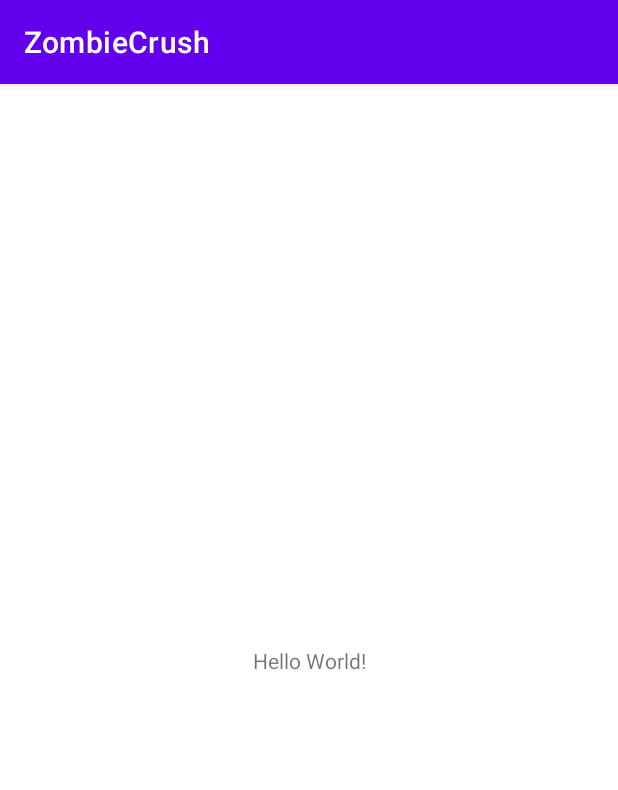
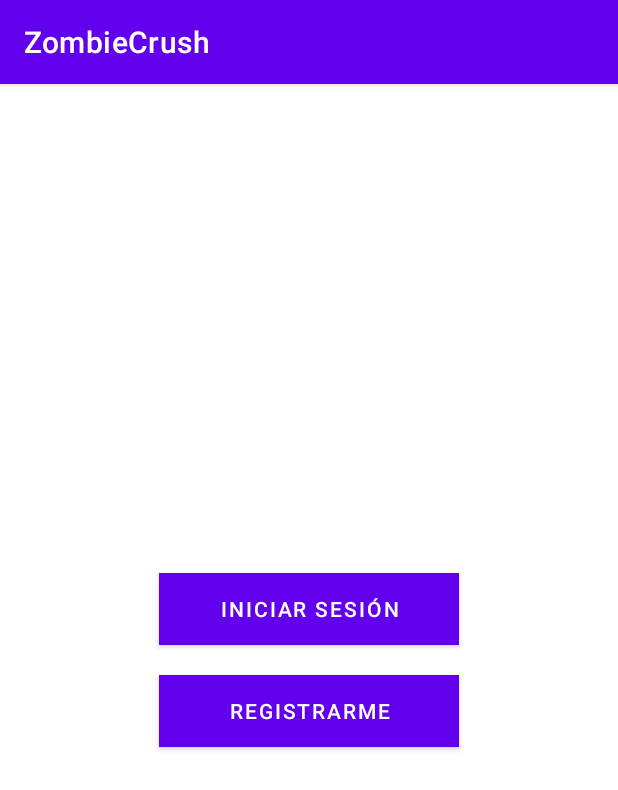
Before and after one commit to vasilealexandru02/GameCrush, an Android app: the screen it shows after launch (MainActivity), on a phone screen of 412 x 824 dp. Shown: the top 790 px of the screen. Run offline under Robolectric (Android 15) with nearby library versions, the phone set to English and light mode, and no system bars.

Commit message:
Registro jugador hecho. Solucionar error insercion BBDD

```diff
--- /dev/null
+++ b/ZombieCrush/app/src/main/java/com/alex/zombiecrush/Login.java
@@ -0,0 +1,21 @@
+package com.alex.zombiecrush;
+
+import androidx.appcompat.app.AppCompatActivity;
+
+import android.content.Intent;
+import android.os.Bundle;
+import android.os.Handler;
+
+public class Login extends AppCompatActivity {
+
+    @Override
+    protected void onCreate(Bundle savedInstanceState) {
+        super.onCreate(savedInstanceState);
+        setContentView(R.layout.activity_login);
+
+        new Handler().postDelayed(() -> {
+            Intent intent = new Intent(Login.this, MainActivity.class);
+            startActivity(intent);
+        },1500);
+    }
+}
--- a/ZombieCrush/app/src/main/java/com/alex/zombiecrush/MainActivity.java
+++ b/ZombieCrush/app/src/main/java/com/alex/zombiecrush/MainActivity.java
@@ -1,13 +1,29 @@
 package com.alex.zombiecrush;
 
 import androidx.appcompat.app.AppCompatActivity;
+
+import android.content.Intent;
 import android.os.Bundle;
+import android.view.View;
+import android.widget.Button;
+import android.widget.Toast;
 
 public class MainActivity extends AppCompatActivity {
+    Button btnLogin, btnRegistro;
 
     @Override
     protected void onCreate(Bundle savedInstanceState) {
         super.onCreate(savedInstanceState);
         setContentView(R.layout.activity_main);
+        btnLogin = findViewById(R.id.btnLogin);
+        btnRegistro = findViewById(R.id.btnRegistro);
+
+        btnLogin.setOnClickListener(v -> {
+            Toast.makeText(MainActivity.this,"Click LOGIN",Toast.LENGTH_SHORT).show();
+        });
+
+        btnRegistro.setOnClickListener(v -> {
+            startActivity(new Intent(MainActivity.this,Registro.class));
+        });
     }
 }
--- a/ZombieCrush/app/src/main/res/layout/activity_main.xml
+++ b/ZombieCrush/app/src/main/res/layout/activity_main.xml
@@ -1,18 +1,34 @@
 <?xml version="1.0" encoding="utf-8"?>
-<androidx.constraintlayout.widget.ConstraintLayout
+<RelativeLayout
     xmlns:android="http://schemas.android.com/apk/res/android"
     xmlns:tools="http://schemas.android.com/tools"
     xmlns:app="http://schemas.android.com/apk/res-auto"
     android:layout_width="match_parent"
     android:layout_height="match_parent"
+    android:background="@color/white"
     tools:context=".MainActivity">
-    <TextView
-      android:layout_width="wrap_content"
-      android:layout_height="wrap_content"
-      android:text="Hello World!"
-      app:layout_constraintBottom_toBottomOf="parent"
-      app:layout_constraintLeft_toLeftOf="parent"
-      app:layout_constraintRight_toRightOf="parent"
-      app:layout_constraintTop_toTopOf="parent" />
 
-  </androidx.constraintlayout.widget.ConstraintLayout>
+    <androidx.appcompat.widget.LinearLayoutCompat
+        android:layout_width="match_parent"
+        android:layout_height="match_parent"
+        android:gravity="center"
+        android:orientation="vertical"
+        android:padding="20dp">
+
+        <Button
+            android:id="@+id/btnLogin"
+            android:layout_width="200dp"
+            android:layout_height="wrap_content"
+            android:background="@color/darkblueZC"
+            android:text="@string/btnLogin" />
+
+        <Button
+            android:layout_marginTop="20dp"
+            android:id="@+id/btnRegistro"
+            android:layout_width="200dp"
+            android:layout_height="wrap_content"
+            android:background="@color/darkblueZC"
+            android:text="@string/btnRegistro" />
+    </androidx.appcompat.widget.LinearLayoutCompat>
+
+</RelativeLayout>
--- a/ZombieCrush/app/src/main/res/values/colors.xml
+++ b/ZombieCrush/app/src/main/res/values/colors.xml
@@ -7,4 +7,6 @@
     <color name="teal_700">#FF018786</color>
     <color name="black">#FF000000</color>
     <color name="white">#FFFFFFFF</color>
+    <color name="backgroundLightBlue">#4E5282</color>
+    <color name="darkblueZC">#40436A</color>
 </resources>
--- a/ZombieCrush/app/src/main/res/values/strings.xml
+++ b/ZombieCrush/app/src/main/res/values/strings.xml
@@ -1,3 +1,13 @@
 <resources>
     <string name="app_name">ZombieCrush</string>
+    <!--Main activity-->
+    <string name="btnLogin">Iniciar sesión</string>
+    <string name="btnRegistro">Registrarme</string>
+    <!--Actividad registro-->
+    <string name="emailUsuario">Email</string>
+    <string name="passwordUsuario">Introduce una contraseña</string>
+    <string name="nombreUsuario">Introduce tu nombre</string>
+    <string name="fechaRegistro">Fecha</string>
+    <string name="textoBotonRegistro">Registrarme</string>
+
 </resources>
```
Also changed, not shown: ZombieCrush/app/build.gradle (+7 -3 lines), ZombieCrush/app/src/main/AndroidManifest.xml (+19 -4 lines), ZombieCrush/app/src/main/java/com/alex/zombiecrush/MenuJuego.java (added, +14 -0 lines), ZombieCrush/app/src/main/java/com/alex/zombiecrush/Registro.java (added, +112 -0 lines), ZombieCrush/app/src/main/res/layout/activity_login.xml (added, +27 -0 lines), ZombieCrush/app/src/main/res/layout/activity_menu.xml (added, +9 -0 lines), ZombieCrush/app/src/main/res/layout/activity_registro.xml (added, +70 -0 lines), ZombieCrush/app/src/main/res/drawable/zombie_login.gif (added), 1 other file.
